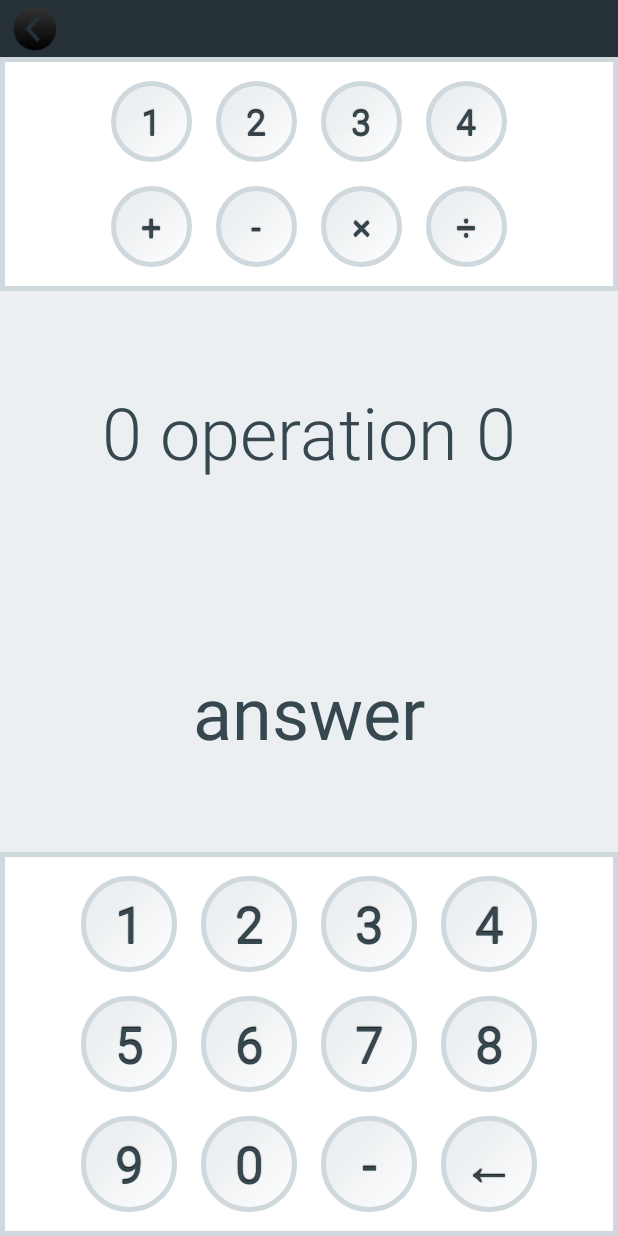
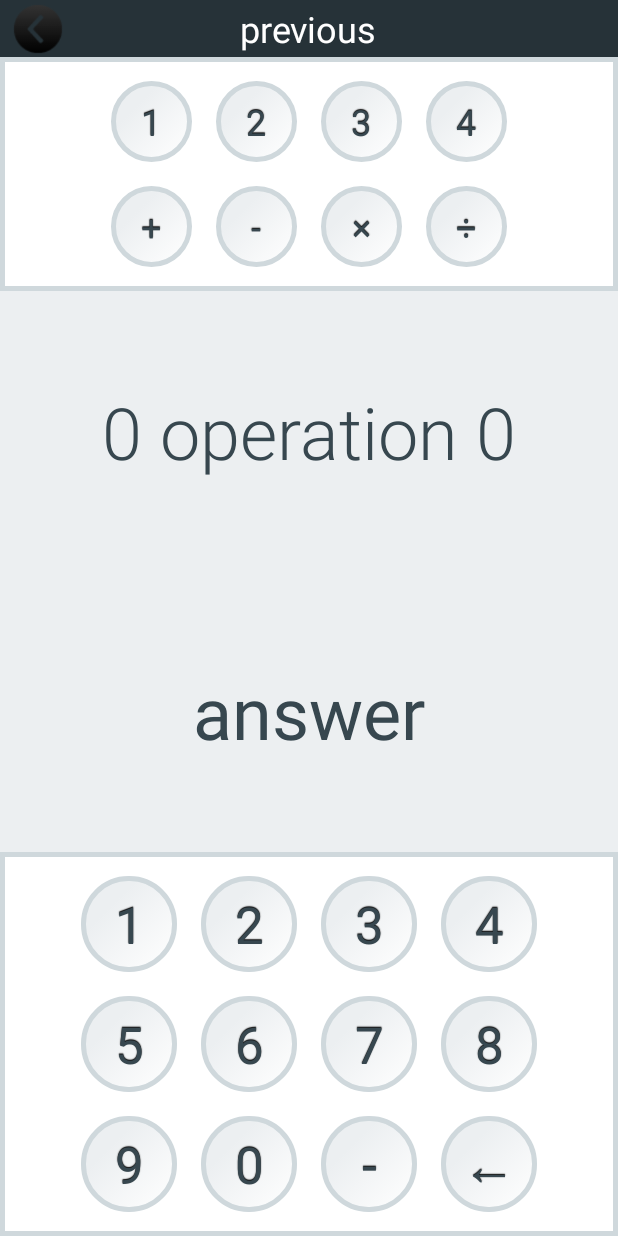
Before and after one commit to ShBogdan/oral_account, an Android app: the layout activity_main.xml on its own in the app's theme, with its tools: preview values and no code run, on a phone screen of 412 x 824 dp. Run offline under Robolectric (Android 15) with nearby library versions, the phone set to English and light mode, and no system bars.

```diff
--- a/app/src/main/res/layout/activity_main.xml
+++ b/app/src/main/res/layout/activity_main.xml
@@ -14,20 +14,57 @@
         android:background="#263238"
         >
 
-        Button
-            android:layout_width="wrap_content"
-            android:layout_height="wrap_content"
-            android:text="&lt;"
+        <LinearLayout
+            android:orientation="horizontal"
+            android:layout_width="match_parent"
+            android:layout_height="match_parent"
+            android:layout_gravity="center">
 
-            android:id="@+id/button" />
+            <ImageButton
+                android:layout_marginLeft="8dp"
+                android:layout_width="34dp"
+                android:layout_height="34dp"
+                android:id="@+id/imageButton"
+                android:background="@drawable/rnd_br_prev"
+                android:layout_gravity="center_vertical" />
 
-        <ImageButton
-            android:layout_marginLeft="8dp"
-            android:layout_width="30dp"
-            android:layout_height="30dp"
-            android:id="@+id/imageButton"
-            android:background="@drawable/rnd_br_prev"
-            android:layout_gravity="center_vertical" />
+            <LinearLayout
+                android:orientation="vertical"
+                android:layout_width="match_parent"
+                android:layout_height="wrap_content"
+                android:layout_gravity="center"
+                android:layout_marginRight="42dp">
+
+                <LinearLayout
+                    android:orientation="vertical"
+                    android:layout_width="wrap_content"
+                    android:layout_height="match_parent"
+                    android:layout_gravity="center_horizontal">
+
+                    <LinearLayout
+                        android:orientation="vertical"
+                        android:layout_width="match_parent"
+                        android:layout_height="match_parent"></LinearLayout>
+
+                    <TextView
+                        android:layout_width="wrap_content"
+                        android:layout_height="wrap_content"
+                        android:textAppearance="?android:attr/textAppearanceMedium"
+                        android:text="previous"
+                        android:textSize="24dp"
+                        android:id="@+id/previous_tv" />
+
+                    <LinearLayout
+                        android:orientation="vertical"
+                        android:layout_width="match_parent"
+                        android:layout_height="match_parent"></LinearLayout>
+
+                </LinearLayout>
+
+            </LinearLayout>
+
+        </LinearLayout>
+
     </LinearLayout>
 
     <LinearLayout
```
Also changed, not shown: app/src/main/java/com/bogdan/android/oral_account/MainActivity.java (+15 -6 lines).
